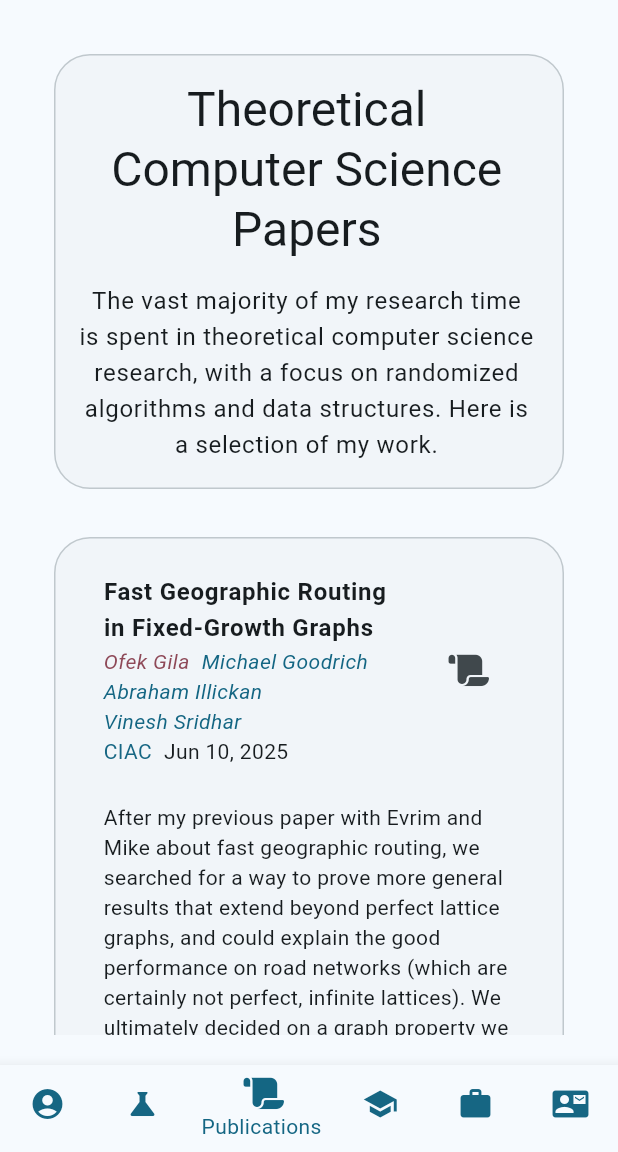
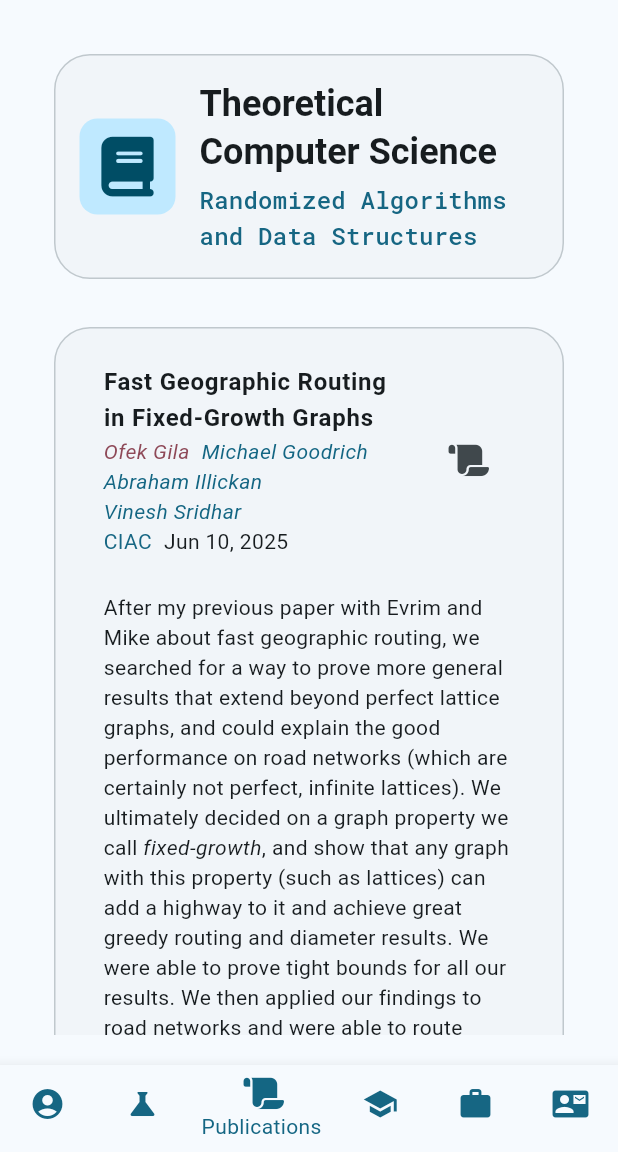
Before and after one commit to The-Ofek-Foundation/ophd, a Flutter app: the screen it shows after launch, item 3 of the bottom bar chosen, on a phone screen of 412 x 824 dp, the part 84-1236 px from its top. Run offline on Flutter 3.47's test engine with Material 3 defaults, Android fonts, the phone set to English and light mode, and no system bars; drawn by our look-alikes of flutter_markdown; our stand-ins replace firebase_core, flutter_svg, font_awesome_flutter, theme_provider; missing offline and left inert: flutter_scatter, graphview, universal_html; accounts and stored records are empty; generated files the repository leaves out were written again; network calls fail.

Commit message:
Improvements to the publication screen

```diff
--- a/lib/screens/publication_screen.dart
+++ b/lib/screens/publication_screen.dart
@@ -6,6 +6,7 @@ import 'package:ophd/data/papers.dart';
 import 'package:ophd/models/author.dart';
 import 'package:ophd/models/paper.dart';
 import 'package:ophd/utils/screen_utils.dart';
+import 'package:ophd/widgets/card_header_icon.dart';
 import 'package:ophd/widgets/clickable_markdown.dart';
 import 'package:ophd/widgets/expandable_image.dart';
 import 'package:ophd/widgets/launchable_icon_button.dart';
@@ -21,11 +22,11 @@ class PublicationPage extends StatelessWidget {
       child: SingleChildScrollView(
         child: Column(
           children: [
-            _buildTheoryOverview(context),
+            CardWrapper(child: _buildTheoryOverview(context)),
             for (final paper in papers)
               if (paper.researchCategory == ResearchCategory.theory)
               CardWrapper(child: _buildPaperBlock(context, paper)),
-            _buildEducationOverview(context),
+            CardWrapper(child: _buildEducationOverview(context)),
             for (final paper in papers)
               if (paper.researchCategory == ResearchCategory.education)
                 CardWrapper(child: _buildPaperBlock(context, paper)),
@@ -36,23 +37,35 @@ class PublicationPage extends StatelessWidget {
   }
 
   Widget _buildTheoryOverview(BuildContext context) {
-    return CardWrapper(
+    return Row(
+      mainAxisAlignment: MainAxisAlignment.start,
+      children: [
+        const CardHeaderIcon(
+          icon: FontAwesomeIcons.book,
+        ),
+        const SizedBox(width: 16),
+        Expanded(
           child: Column(
-        mainAxisAlignment: MainAxisAlignment.center,
+            crossAxisAlignment: CrossAxisAlignment.start,
             children: [
               SelectableText(
-            'Theoretical Computer Science Papers',
-            style: Theme.of(context).textTheme.headlineLarge,
-            textAlign: TextAlign.center,
+                'Theoretical Computer Science',
+                style: Theme.of(context).textTheme.headlineSmall?.copyWith(
+                  fontWeight: FontWeight.bold,
                 ),
-          const SizedBox(height: 16),
+              ),
+              const SizedBox(height: 4),
               SelectableText(
-            'The vast majority of my research time is spent in theoretical computer science research, with a focus on randomized algorithms and data structures. Here is a selection of my work.',
-            style: Theme.of(context).textTheme.bodyLarge,
-            textAlign: TextAlign.center,
+                'Randomized Algorithms and Data Structures',
+                style: Theme.of(context).textTheme.titleMedium?.copyWith(
+                  color: Theme.of(context).colorScheme.secondary,
+                  fontFamily: 'RobotoMono',
+                ),
               ),
             ],
           ),
+        ),
+      ],
     );
   }
 
@@ -161,27 +174,51 @@ class PublicationPage extends StatelessWidget {
   }
 
   Widget _buildEducationOverview(BuildContext context) {
-    return CardWrapper(
+    return Column(
+      crossAxisAlignment: CrossAxisAlignment.start,
+      children: [
+        Row(
+          mainAxisAlignment: MainAxisAlignment.start,
+          children: [
+            const CardHeaderIcon(
+              icon: Icons.school,
+            ),
+            const SizedBox(width: 16),
+            Expanded(
               child: Column(
-        mainAxisAlignment: MainAxisAlignment.center,
+                crossAxisAlignment: CrossAxisAlignment.start,
                 children: [
                   SelectableText(
-            'Computer Science Education Papers',
-            style: Theme.of(context).textTheme.headlineLarge,
-            textAlign: TextAlign.center,
+                    'Computer Science Education',
+                    style: Theme.of(context).textTheme.headlineSmall?.copyWith(
+                      fontWeight: FontWeight.bold,
                     ),
-          const SizedBox(height: 16),
+                  ),
+                  const SizedBox(height: 4),
                   SelectableText(
-            'During my time as a UCI PhD student, I have had the opportunity to tag along on some CS ed research projects.',
-            style: Theme.of(context).textTheme.bodyLarge,
-            textAlign: TextAlign.center,
+                    'Research in CS Education at UCI',
+                    style: Theme.of(context).textTheme.titleMedium?.copyWith(
+                      color: Theme.of(context).colorScheme.secondary,
+                      fontFamily: 'RobotoMono',
+                    ),
                   ),
                 ],
               ),
+            ),
+          ],
+        ),
+        const SizedBox(height: 16),
+        const Divider(),
+        const SizedBox(height: 16),
+        SelectableText(
+          'I\'ve had the opportunity to tag along on some CS ed research projects.',
+          style: Theme.of(context).textTheme.bodyLarge,
+        ),
+      ],
     );
-  }
   }
 
   String _formatDate(DateTime date) {
     return DateFormat('MMM d, yyyy').format(date);
   }
+}
--- a/lib/screens/research_screen.dart
+++ b/lib/screens/research_screen.dart
@@ -245,7 +245,7 @@ class ResearchPage extends StatelessWidget {
                 ),
               ),
               IconButton(
-                icon: const Icon(Icons.article_outlined, size: 16),
+                icon: const Icon(FontAwesomeIcons.scroll, size: 16),
                 onPressed: () => launchURL(paperUrl),
                 tooltip: 'View paper',
                 visualDensity: VisualDensity.compact,
```
Lines whose indentation alone changed are shown as unchanged.
